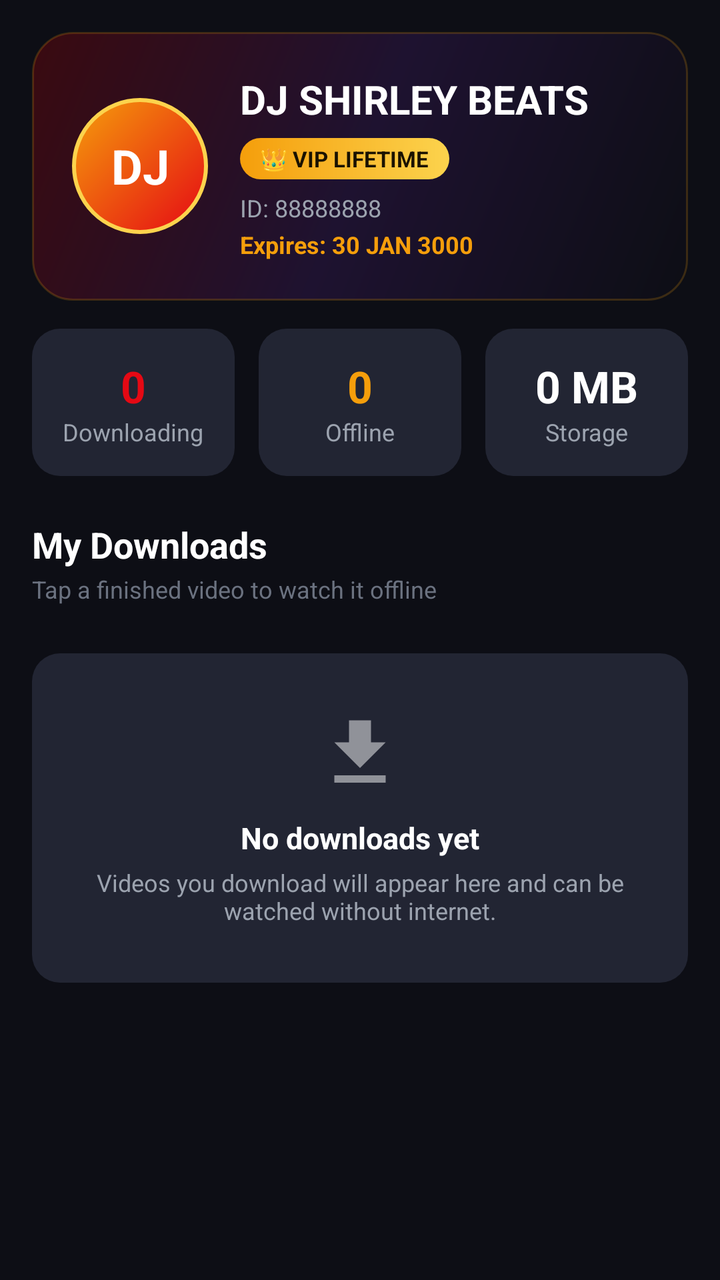
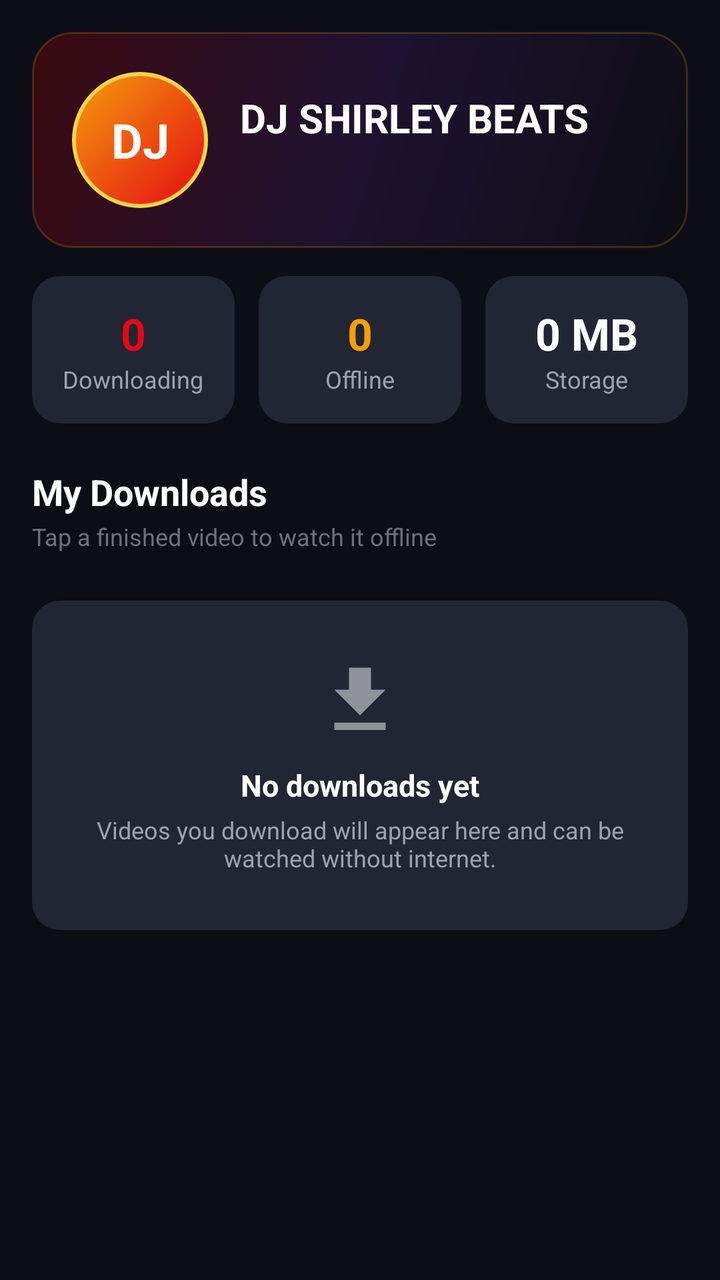

The first picture is an Android layout as it rendered before a commit; the second is the same layout after the commit. The layout source and the unified diff follow.
<!-- AndroidManifest.xml: application theme Theme.Moviebox -->
<!-- res/layout/layout_me.xml -->
<?xml version="1.0" encoding="utf-8"?>
<ScrollView xmlns:android="http://schemas.android.com/apk/res/android"
    android:id="@+id/layoutMe"
    android:layout_width="match_parent"
    android:layout_height="match_parent"
    android:background="@color/background_dark"
    android:fillViewport="true">

    <LinearLayout
        android:layout_width="match_parent"
        android:layout_height="wrap_content"
        android:orientation="vertical"
        android:padding="16dp">

        
        <LinearLayout
            android:layout_width="match_parent"
            android:layout_height="wrap_content"
            android:background="@drawable/bg_profile_header"
            android:gravity="center_vertical"
            android:orientation="horizontal"
            android:padding="20dp">

            <TextView
                android:layout_width="68dp"
                android:layout_height="68dp"
                android:background="@drawable/bg_avatar"
                android:gravity="center"
                android:text="DJ"
                android:textColor="@color/text_primary"
                android:textSize="24sp"
                android:textStyle="bold" />

            <LinearLayout
                android:layout_width="0dp"
                android:layout_height="wrap_content"
                android:layout_marginStart="16dp"
                android:layout_weight="1"
                android:orientation="vertical">

                <TextView
                    android:id="@+id/tvProfileName"
                    android:layout_width="wrap_content"
                    android:layout_height="wrap_content"
                    android:text="DJ SHIRLEY BEATS"
                    android:textColor="@color/text_primary"
                    android:textSize="20sp"
                    android:textStyle="bold" />

                <TextView
                    android:layout_width="wrap_content"
                    android:layout_height="wrap_content"
                    android:layout_marginTop="6dp"
                    android:background="@drawable/bg_vip_badge"
                    android:paddingStart="10dp"
                    android:paddingTop="3dp"
                    android:paddingEnd="10dp"
                    android:paddingBottom="3dp"
                    android:text="👑 VIP LIFETIME"
                    android:textColor="#1A1200"
                    android:textSize="11sp"
                    android:textStyle="bold" />

                <TextView
                    android:id="@+id/tvProfileId"
                    android:layout_width="wrap_content"
                    android:layout_height="wrap_content"
                    android:layout_marginTop="6dp"
                    android:text="ID: 88888888"
                    android:textColor="@color/text_secondary"
                    android:textSize="12sp" />

                <TextView
                    android:id="@+id/tvProfileExpiry"
                    android:layout_width="wrap_content"
                    android:layout_height="wrap_content"
                    android:layout_marginTop="2dp"
                    android:text="Expires: 30 JAN 3000"
                    android:textColor="@color/vip_gold"
                    android:textSize="12sp"
                    android:textStyle="bold" />
            </LinearLayout>
        </LinearLayout>

        
        <LinearLayout
            android:layout_width="match_parent"
            android:layout_height="wrap_content"
            android:layout_marginTop="14dp"
            android:orientation="horizontal">

            <LinearLayout
                android:layout_width="0dp"
                android:layout_height="wrap_content"
                android:layout_marginEnd="6dp"
                android:layout_weight="1"
                android:background="@drawable/bg_card"
                android:gravity="center"
                android:orientation="vertical"
                android:padding="14dp">

                <TextView
                    android:id="@+id/tvStatDownloading"
                    android:layout_width="wrap_content"
                    android:layout_height="wrap_content"
                    android:text="0"
                    android:textColor="@color/primary"
                    android:textSize="22sp"
                    android:textStyle="bold" />

                <TextView
                    android:layout_width="wrap_content"
                    android:layout_height="wrap_content"
                    android:text="Downloading"
                    android:textColor="@color/text_secondary"
                    android:textSize="12sp" />
            </LinearLayout>

            <LinearLayout
                android:layout_width="0dp"
                android:layout_height="wrap_content"
                android:layout_marginStart="6dp"
                android:layout_marginEnd="6dp"
                android:layout_weight="1"
                android:background="@drawable/bg_card"
                android:gravity="center"
                android:orientation="vertical"
                android:padding="14dp">

                <TextView
                    android:id="@+id/tvStatOffline"
                    android:layout_width="wrap_content"
                    android:layout_height="wrap_content"
                    android:text="0"
                    android:textColor="@color/vip_gold"
                    android:textSize="22sp"
                    android:textStyle="bold" />

                <TextView
                    android:layout_width="wrap_content"
                    android:layout_height="wrap_content"
                    android:text="Offline"
                    android:textColor="@color/text_secondary"
                    android:textSize="12sp" />
            </LinearLayout>

            <LinearLayout
                android:layout_width="0dp"
                android:layout_height="wrap_content"
                android:layout_marginStart="6dp"
                android:layout_weight="1"
                android:background="@drawable/bg_card"
                android:gravity="center"
                android:orientation="vertical"
                android:padding="14dp">

                <TextView
                    android:id="@+id/tvStatStorage"
                    android:layout_width="wrap_content"
                    android:layout_height="wrap_content"
                    android:text="0 MB"
                    android:textColor="@color/text_primary"
                    android:textSize="22sp"
                    android:textStyle="bold" />

                <TextView
                    android:layout_width="wrap_content"
                    android:layout_height="wrap_content"
                    android:text="Storage"
                    android:textColor="@color/text_secondary"
                    android:textSize="12sp" />
            </LinearLayout>
        </LinearLayout>

        
        <TextView
            android:layout_width="wrap_content"
            android:layout_height="wrap_content"
            android:layout_marginTop="22dp"
            android:text="My Downloads"
            android:textColor="@color/text_primary"
            android:textSize="18sp"
            android:textStyle="bold" />

        <TextView
            android:layout_width="wrap_content"
            android:layout_height="wrap_content"
            android:layout_marginTop="2dp"
            android:text="Tap a finished video to watch it offline"
            android:textColor="@color/text_muted"
            android:textSize="12sp" />

        <LinearLayout
            android:id="@+id/downloadsContainer"
            android:layout_width="match_parent"
            android:layout_height="wrap_content"
            android:layout_marginTop="12dp"
            android:orientation="vertical" />

        <LinearLayout
            android:id="@+id/layoutDownloadsEmpty"
            android:layout_width="match_parent"
            android:layout_height="wrap_content"
            android:layout_marginTop="12dp"
            android:background="@drawable/bg_card"
            android:gravity="center"
            android:orientation="vertical"
            android:padding="28dp">

            <ImageView
                android:layout_width="44dp"
                android:layout_height="44dp"
                android:alpha="0.5"
                android:contentDescription="@null"
                android:src="@drawable/ic_download" />

            <TextView
                android:layout_width="wrap_content"
                android:layout_height="wrap_content"
                android:layout_marginTop="10dp"
                android:text="No downloads yet"
                android:textColor="@color/text_primary"
                android:textSize="15sp"
                android:textStyle="bold" />

            <TextView
                android:layout_width="wrap_content"
                android:layout_height="wrap_content"
                android:layout_marginTop="4dp"
                android:gravity="center"
                android:text="Videos you download will appear here and can be watched without internet."
                android:textColor="@color/text_secondary"
                android:textSize="12sp" />
        </LinearLayout>
    </LinearLayout>
</ScrollView>
<!-- resources referenced by this layout -->
<resources>
  <color name="background_dark">#0D0E15</color>
  <color name="primary">#E50914</color>
  <color name="text_muted">#6B7280</color>
  <color name="text_primary">#FFFFFF</color>
  <color name="text_secondary">#9CA3AF</color>
  <color name="vip_gold">#F59E0B</color>
  <!-- drawable bg_avatar (drawable) -->
  <shape xmlns:android="http://schemas.android.com/apk/res/android" android:shape="oval">
      <gradient android:angle="135" android:startColor="#E50914" android:endColor="#F59E0B"/>
      <stroke android:width="2dp" android:color="#FCD34D"/>
  </shape>
  <!-- drawable bg_card (drawable) -->
  <shape xmlns:android="http://schemas.android.com/apk/res/android" android:shape="rectangle">
      <solid android:color="@color/surface_card"/>
      <corners android:radius="14dp"/>
  </shape>
  <!-- drawable bg_profile_header (drawable) -->
  <shape xmlns:android="http://schemas.android.com/apk/res/android" android:shape="rectangle">
      <gradient android:angle="315" android:startColor="#3A0A10" android:centerColor="#1E1230" android:endColor="#0D0E15"/>
      <corners android:radius="20dp"/>
      <stroke android:width="1dp" android:color="#33F59E0B"/>
  </shape>
  <!-- drawable bg_vip_badge (drawable) -->
  <shape xmlns:android="http://schemas.android.com/apk/res/android" android:shape="rectangle">
      <gradient android:angle="0" android:startColor="#F59E0B" android:endColor="#FCD34D"/>
      <corners android:radius="12dp"/>
  </shape>
  <!-- drawable ic_download (drawable) -->
  <vector xmlns:android="http://schemas.android.com/apk/res/android" android:width="24dp" android:height="24dp" android:viewportWidth="24" android:viewportHeight="24">
      <path android:fillColor="#FFFFFFFF" android:pathData="M19,9h-4V3H9v6H5l7,7 7,-7zM5,18v2h14v-2H5z"/>
  </vector>
  <style name="Theme.Moviebox" parent="Theme.MaterialComponents.DayNight.NoActionBar">
          
          <item name="colorPrimary">@color/primary</item>
          <item name="colorPrimaryVariant">@color/primary_variant</item>
          <item name="colorOnPrimary">@color/text_primary</item>
          
          
          <item name="android:windowBackground">@color/background_dark</item>
          <item name="colorSurface">@color/surface_dark</item>
          <item name="colorOnSurface">@color/text_primary</item>
  
          
          <item name="android:statusBarColor">@color/status_bar</item>
          <item name="android:navigationBarColor">@color/nav_bar</item>
          <item name="android:windowLightStatusBar">false</item>
          <item name="android:windowLightNavigationBar" tools:targetApi="o_mr1">false</item>
      </style>
  <color name="surface_card">#222533</color>
  <color name="primary_variant">#FF1E27</color>
  <color name="surface_dark">#181A24</color>
  <color name="status_bar">#0D0E15</color>
  <color name="nav_bar">#0D0E15</color>
</resources>

<!-- the commit's change to res/layout/layout_me.xml (unified diff, before → after) -->
@@ -47,26 +47,13 @@
                     android:textSize="20sp"
                     android:textStyle="bold" />
 
-                <TextView
+
+                <TextView
+                    android:id="@+id/tvProfileId"
                     android:layout_width="wrap_content"
                     android:layout_height="wrap_content"
                     android:layout_marginTop="6dp"
-                    android:background="@drawable/bg_vip_badge"
-                    android:paddingStart="10dp"
-                    android:paddingTop="3dp"
-                    android:paddingEnd="10dp"
-                    android:paddingBottom="3dp"
-                    android:text="👑 VIP LIFETIME"
-                    android:textColor="#1A1200"
-                    android:textSize="11sp"
-                    android:textStyle="bold" />
-
-                <TextView
-                    android:id="@+id/tvProfileId"
-                    android:layout_width="wrap_content"
-                    android:layout_height="wrap_content"
-                    android:layout_marginTop="6dp"
-                    android:text="ID: 88888888"
+                    android:text=""
                     android:textColor="@color/text_secondary"
                     android:textSize="12sp" />
 
@@ -75,7 +62,8 @@
                     android:layout_width="wrap_content"
                     android:layout_height="wrap_content"
                     android:layout_marginTop="2dp"
-                    android:text="Expires: 30 JAN 3000"
+                    android:text=""
+                    android:visibility="gone"
                     android:textColor="@color/vip_gold"
                     android:textSize="12sp"
                     android:textStyle="bold" />
<!-- resource entries referenced after the edit -->
@@ -21,11 +21,6 @@
       <gradient android:angle="315" android:startColor="#3A0A10" android:centerColor="#1E1230" android:endColor="#0D0E15"/>
       <corners android:radius="20dp"/>
       <stroke android:width="1dp" android:color="#33F59E0B"/>
-  </shape>
-  <!-- drawable bg_vip_badge (drawable) -->
-  <shape xmlns:android="http://schemas.android.com/apk/res/android" android:shape="rectangle">
-      <gradient android:angle="0" android:startColor="#F59E0B" android:endColor="#FCD34D"/>
-      <corners android:radius="12dp"/>
   </shape>
   <!-- drawable ic_download (drawable) -->
   <vector xmlns:android="http://schemas.android.com/apk/res/android" android:width="24dp" android:height="24dp" android:viewportWidth="24" android:viewportHeight="24">
